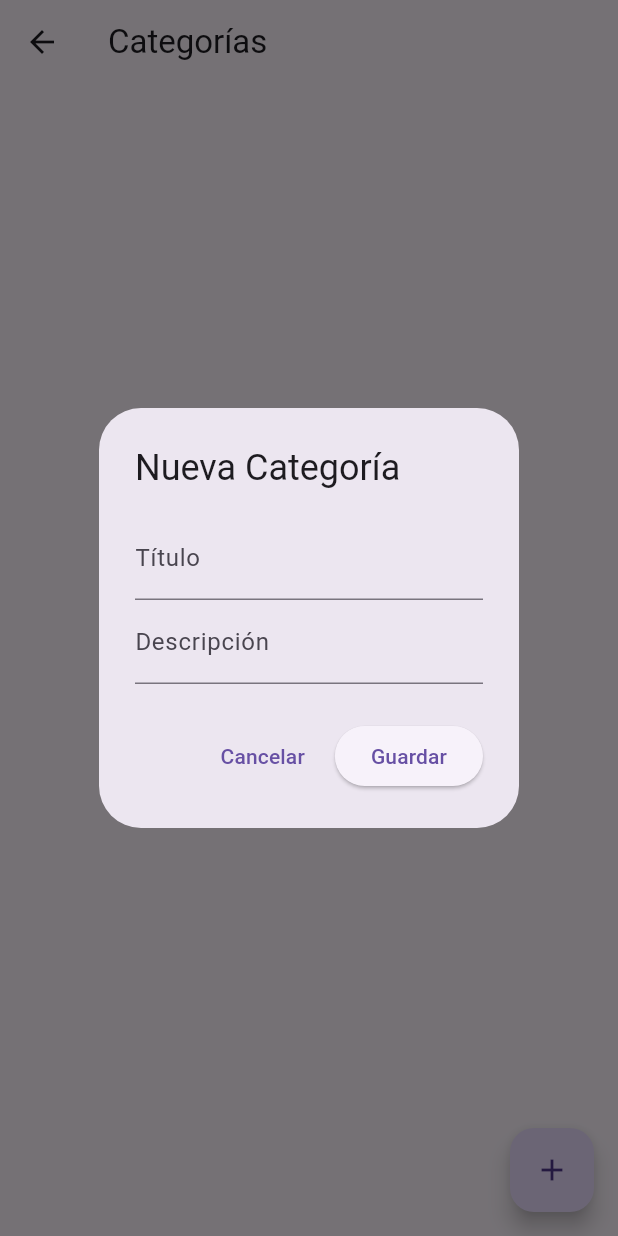
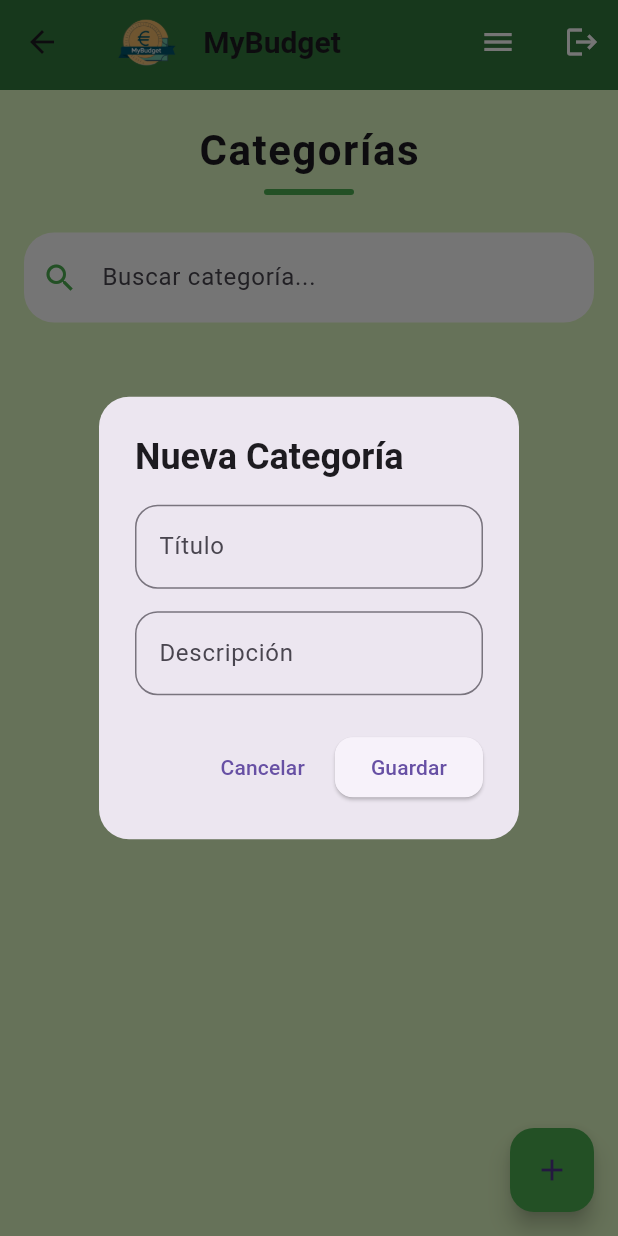
Before and after one commit to CarlosBDR29/proyecto_MiPresupuesto, a Flutter app: the CategoriasPage screen opened directly with empty values, after a tap on the "add" icon, on a phone screen of 412 x 824 dp. Run offline on Flutter 3.47's test engine with Material 3 defaults, Android fonts, the phone set to English and light mode, and no system bars; our stand-ins replace cloud_firestore, firebase_core, fl_chart, flutter_dotenv, go_router, image_picker and 1 more; accounts and stored records are empty.

Commit message:
Doceavo commit - Estilo aplicado a la pagina categorias

```diff
--- a/lib/pages/categorias_page.dart
+++ b/lib/pages/categorias_page.dart
@@ -1,6 +1,9 @@
 import 'package:flutter/material.dart';
 import 'package:provider/provider.dart';
 
+import '../widgets/custom_navbar.dart';
+import '../providers/presupuesto_provider.dart';
+import '../providers/ganancia_provider.dart';
 import '../providers/categoria_provider.dart';
 import '../models/categoria.dart';
 
@@ -14,40 +17,60 @@ class CategoriasPage extends StatefulWidget {
 }
 
 class _CategoriasPageState extends State<CategoriasPage> {
+  String textoBusqueda = "";
 
   @override
   void initState() {
     super.initState();
     Future.microtask(() {
-      context.read<CategoriaProvider>()
-          .obtenerCategoriasUsuario(widget.idUsu);
+      context.read<CategoriaProvider>().obtenerCategoriasUsuario(widget.idUsu);
     });
   }
 
   void mostrarFormulario({Categoria? categoria}) {
-
-    final tituloController =
-        TextEditingController(text: categoria?.titulo ?? '');
-    final descripcionController =
-        TextEditingController(text: categoria?.descripcion ?? '');
+    final tituloController = TextEditingController(
+      text: categoria?.titulo ?? '',
+    );
+    final descripcionController = TextEditingController(
+      text: categoria?.descripcion ?? '',
+    );
 
     showDialog(
       context: context,
       builder: (context) {
         return AlertDialog(
-          title: Text(categoria == null ? 'Nueva Categoría' : 'Editar Categoría'),
-          content: Column(
+          shape: RoundedRectangleBorder(
+            borderRadius: BorderRadius.circular(20),
+          ),
+          title: Text(
+            categoria == null ? 'Nueva Categoría' : 'Editar Categoría',
+            style: const TextStyle(fontWeight: FontWeight.bold),
+          ),
+          content: SingleChildScrollView(
+            child: Column(
               mainAxisSize: MainAxisSize.min,
               children: [
                 TextField(
                   controller: tituloController,
-                decoration: const InputDecoration(labelText: 'Título'),
+                  decoration: InputDecoration(
+                    labelText: 'Título',
+                    border: OutlineInputBorder(
+                      borderRadius: BorderRadius.circular(15),
                     ),
+                  ),
+                ),
+                const SizedBox(height: 15),
                 TextField(
                   controller: descripcionController,
-                decoration: const InputDecoration(labelText: 'Descripción'),
+                  decoration: InputDecoration(
+                    labelText: 'Descripción',
+                    border: OutlineInputBorder(
+                      borderRadius: BorderRadius.circular(15),
+                    ),
+                  ),
                 ),
               ],
+            ),
           ),
           actions: [
             TextButton(
@@ -55,13 +78,18 @@ class _CategoriasPageState extends State<CategoriasPage> {
               onPressed: () => Navigator.pop(context),
             ),
             ElevatedButton(
+              style: ElevatedButton.styleFrom(
+                shape: RoundedRectangleBorder(
+                  borderRadius: BorderRadius.circular(12),
+                ),
+              ),
               child: const Text('Guardar'),
               onPressed: () async {
-
                 final provider = context.read<CategoriaProvider>();
 
+                if (tituloController.text.isEmpty) return;
+
                 if (categoria == null) {
-
                   Categoria nueva = Categoria(
                     titulo: tituloController.text,
                     descripcion: descripcionController.text,
@@ -69,14 +97,11 @@ class _CategoriasPageState extends State<CategoriasPage> {
                   );
 
                   await provider.agregarCategoria(nueva);
-
                 } else {
-
                   categoria.titulo = tituloController.text;
                   categoria.descripcion = descripcionController.text;
 
                   await provider.editarCategoria(categoria);
-
                 }
 
                 Navigator.pop(context);
@@ -90,48 +115,95 @@ class _CategoriasPageState extends State<CategoriasPage> {
 
   @override
   Widget build(BuildContext context) {
+    final provider = context.watch<CategoriaProvider>();
+    final size = MediaQuery.of(context).size;
+    final isLarge = size.width > 800;
 
-    final provider = context.watch<CategoriaProvider>();
-    final categorias = provider.categorias;
+    final categoriasFiltradas = provider.categorias.where((c) {
+      return c.titulo.toLowerCase().contains(textoBusqueda.toLowerCase());
+    }).toList();
 
     return Scaffold(
-      appBar: AppBar(title: const Text('Categorías')),
-      body: categorias.isEmpty
-          ? const Center(child: Text('No hay categorías'))
-          : ListView.builder(
-              itemCount: categorias.length,
-              itemBuilder: (context, index) {
-
-                final categoria = categorias[index];
-
-                return ListTile(
-                  title: Text(categoria.titulo),
-                  subtitle: Text(categoria.descripcion),
-                  trailing: Row(
-                    mainAxisSize: MainAxisSize.min,
+      appBar: const CustomNavbar(),
+      backgroundColor: const Color.fromARGB(255, 223, 248, 193),
+      body: SingleChildScrollView(
+        padding: EdgeInsets.symmetric(
+          horizontal: isLarge ? 80 : 16,
+          vertical: 20,
+        ),
+        child: Column(
+          crossAxisAlignment: CrossAxisAlignment.stretch,
           children: [
-
-                      IconButton(
-                        icon: const Icon(Icons.edit),
-                        onPressed: () {
-                          mostrarFormulario(categoria: categoria);
-                        },
+            /// 🔹 TÍTULO GRANDE
+            Center(
+              child: Column(
+                children: [
+                  const Text(
+                    "Categorías",
+                    style: TextStyle(
+                      fontSize: 28,
+                      fontWeight: FontWeight.bold,
+                      letterSpacing: 1,
+                    ),
+                  ),
+                  const SizedBox(height: 6),
+                  Container(
+                    width: 60,
+                    height: 4,
+                    decoration: BoxDecoration(
+                      color: Colors.green,
+                      borderRadius: BorderRadius.circular(10),
+                    ),
+                  ),
+                ],
+              ),
             ),
 
-                      IconButton(
-                        icon: const Icon(Icons.delete),
-                        onPressed: () {
-                          context.read<CategoriaProvider>()
-                              .eliminarCategoria(categoria.documentId!);
-                        },
+            const SizedBox(height: 25),
+
+            /// 🔍 BUSCADOR ESTILIZADO
+            ConstrainedBox(
+              constraints: BoxConstraints(
+                maxWidth: isLarge ? 500 : double.infinity,
+              ),
+              child: TextField(
+                decoration: InputDecoration(
+                  hintText: "Buscar categoría...",
+                  prefixIcon: const Icon(Icons.search, color: Colors.green),
+                  filled: true,
+                  fillColor: Colors.white,
+                  contentPadding: const EdgeInsets.symmetric(vertical: 18),
+                  border: OutlineInputBorder(
+                    borderRadius: BorderRadius.circular(20),
+                    borderSide: BorderSide.none,
+                  ),
+                ),
+                onChanged: (value) => setState(() => textoBusqueda = value),
+              ),
             ),
 
+            const SizedBox(height: 25),
+
+            /// 📦 LISTA DE CATEGORÍAS
+            if (categoriasFiltradas.isEmpty)
+              const Center(
+                child: Padding(
+                  padding: EdgeInsets.all(30),
+                  child: Text(
+                    "No hay categorías",
+                    style: TextStyle(fontSize: 16),
+                  ),
+                ),
+              )
+            else
+              ...categoriasFiltradas
+                  .map((categoria) => _buildCategoriaCard(categoria))
+                  .toList(),
           ],
         ),
-                );
-              },
       ),
       floatingActionButton: FloatingActionButton(
+        backgroundColor: Colors.green,
         onPressed: () {
           mostrarFormulario();
         },
@@ -139,4 +211,115 @@ class _CategoriasPageState extends State<CategoriasPage> {
       ),
     );
   }
+
+  Widget _buildCategoriaCard(Categoria categoria) {
+    final presupuestos = context.watch<PresupuestoProvider>().presupuestos;
+    final ganancias = context.watch<GananciaProvider>().ganancias;
+
+    final totalPresupuestos = presupuestos
+        .where((p) => p.idTag == categoria.documentId)
+        .length;
+
+    final totalGanancias = ganancias
+        .where((g) => g.idTag == categoria.documentId)
+        .length;
+
+    return Card(
+      elevation: 5,
+      shape: RoundedRectangleBorder(borderRadius: BorderRadius.circular(20)),
+      margin: const EdgeInsets.symmetric(vertical: 10),
+      child: Padding(
+        padding: const EdgeInsets.all(20),
+        child: Column(
+          crossAxisAlignment: CrossAxisAlignment.start,
+          children: [
+            /// 🔹 Título
+            Text(
+              categoria.titulo,
+              style: const TextStyle(fontSize: 20, fontWeight: FontWeight.bold),
+            ),
+
+            const SizedBox(height: 6),
+
+            /// 🔹 Descripción
+            Text(
+              categoria.descripcion,
+              style: const TextStyle(color: Colors.black54),
+            ),
+
+            const SizedBox(height: 15),
+
+            /// 📊 Estadísticas
+            Row(
+              children: [
+                _buildStatBox(
+                  icon: Icons.account_balance_wallet,
+                  label: "Presupuestos",
+                  value: totalPresupuestos.toString(),
+                ),
+
+                const SizedBox(width: 15),
+
+                _buildStatBox(
+                  icon: Icons.trending_up,
+                  label: "Ganancias",
+                  value: totalGanancias.toString(),
+                ),
+              ],
+            ),
+
+            const SizedBox(height: 10),
+
+            /// Botones
+            Row(
+              mainAxisAlignment: MainAxisAlignment.end,
+              children: [
+                IconButton(
+                  icon: const Icon(Icons.edit, color: Colors.blue),
+                  onPressed: () {
+                    mostrarFormulario(categoria: categoria);
+                  },
+                ),
+                IconButton(
+                  icon: const Icon(Icons.delete, color: Colors.red),
+                  onPressed: () {
+                    context.read<CategoriaProvider>().eliminarCategoria(
+                      categoria.documentId!,
+                    );
+                  },
+                ),
+              ],
+            ),
+          ],
+        ),
+      ),
+    );
   }
+
+  Widget _buildStatBox({
+    required IconData icon,
+    required String label,
+    required String value,
+  }) {
+    return Expanded(
+      child: Container(
+        padding: const EdgeInsets.symmetric(vertical: 12),
+        decoration: BoxDecoration(
+          color: Colors.green.withOpacity(0.1),
+          borderRadius: BorderRadius.circular(15),
+        ),
+        child: Column(
+          children: [
+            Icon(icon, color: Colors.green),
+            const SizedBox(height: 5),
+            Text(
+              value,
+              style: const TextStyle(fontSize: 18, fontWeight: FontWeight.bold),
+            ),
+            Text(label, style: const TextStyle(fontSize: 12)),
+          ],
+        ),
+      ),
+    );
+  }
+}
```
Lines whose indentation alone changed are shown as unchanged.
